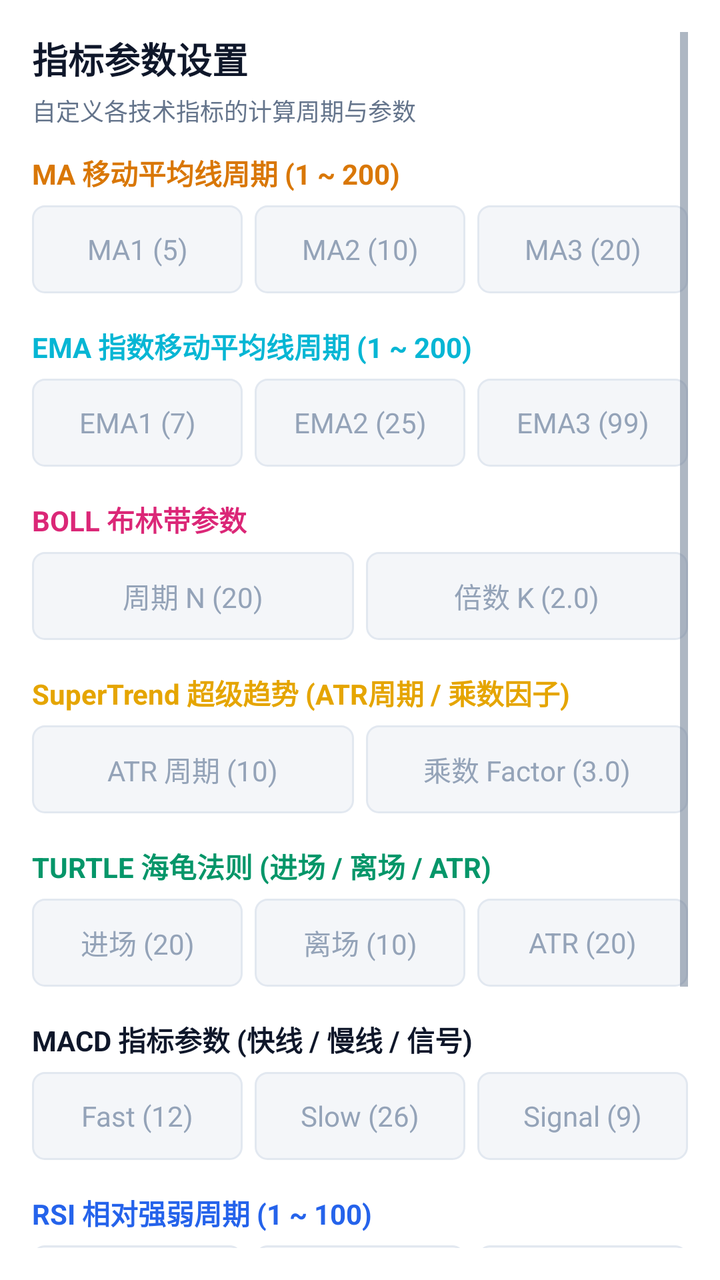
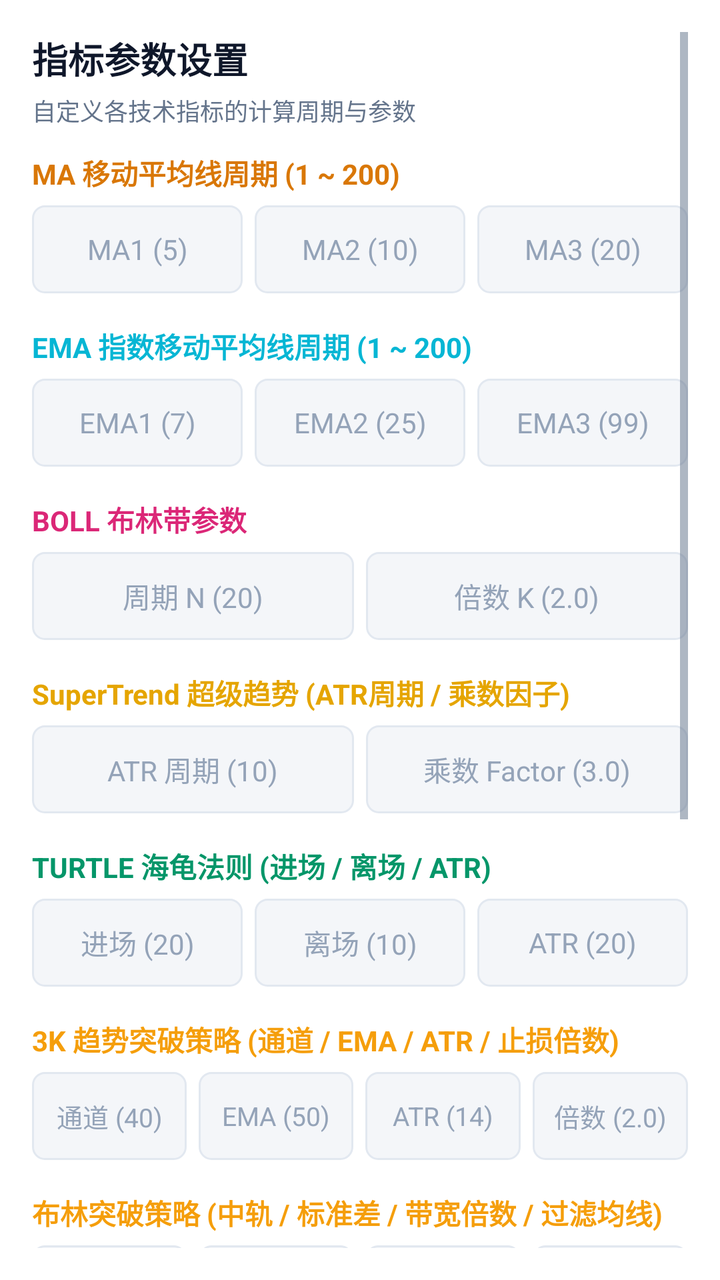

Before-and-after screenshots of an Android layout around one commit, followed by the original layout XML and the change that was made.
<!-- AndroidManifest.xml: application theme Theme.BitDash -->
<!-- res/layout/dialog_indicator_settings.xml -->
<?xml version="1.0" encoding="utf-8"?>
<ScrollView xmlns:android="http://schemas.android.com/apk/res/android"
    android:layout_width="match_parent"
    android:layout_height="wrap_content"
    android:background="@color/bg_card"
    android:padding="16dp">

    <LinearLayout
        android:layout_width="match_parent"
        android:layout_height="wrap_content"
        android:orientation="vertical">

        
        <TextView
            android:layout_width="wrap_content"
            android:layout_height="wrap_content"
            android:text="指标参数设置"
            android:textColor="@color/text_main"
            android:textSize="18sp"
            android:textStyle="bold" />

        <TextView
            android:layout_width="wrap_content"
            android:layout_height="wrap_content"
            android:layout_marginTop="4dp"
            android:layout_marginBottom="12dp"
            android:text="自定义各技术指标的计算周期与参数"
            android:textColor="@color/text_muted"
            android:textSize="12sp" />

        
        <TextView
            android:layout_width="wrap_content"
            android:layout_height="wrap_content"
            android:text="MA 移动平均线周期 (1 ~ 200)"
            android:textColor="@color/ma5"
            android:textSize="14sp"
            android:textStyle="bold" />

        <LinearLayout
            android:layout_width="match_parent"
            android:layout_height="wrap_content"
            android:layout_marginTop="6dp"
            android:orientation="horizontal">

            <EditText
                android:id="@+id/etMa1"
                android:layout_width="0dp"
                android:layout_height="44dp"
                android:layout_weight="1"
                android:layout_marginEnd="6dp"
                android:background="@drawable/bg_input_box"
                android:gravity="center"
                android:hint="MA1 (5)"
                android:inputType="number"
                android:textColor="@color/text_main"
                android:textColorHint="@color/text_dim"
                android:textSize="14sp" />

            <EditText
                android:id="@+id/etMa2"
                android:layout_width="0dp"
                android:layout_height="44dp"
                android:layout_weight="1"
                android:layout_marginEnd="6dp"
                android:background="@drawable/bg_input_box"
                android:gravity="center"
                android:hint="MA2 (10)"
                android:inputType="number"
                android:textColor="@color/text_main"
                android:textColorHint="@color/text_dim"
                android:textSize="14sp" />

            <EditText
                android:id="@+id/etMa3"
                android:layout_width="0dp"
                android:layout_height="44dp"
                android:layout_weight="1"
                android:background="@drawable/bg_input_box"
                android:gravity="center"
                android:hint="MA3 (20)"
                android:inputType="number"
                android:textColor="@color/text_main"
                android:textColorHint="@color/text_dim"
                android:textSize="14sp" />
        </LinearLayout>

        
        <TextView
            android:layout_width="wrap_content"
            android:layout_height="wrap_content"
            android:layout_marginTop="16dp"
            android:text="EMA 指数移动平均线周期 (1 ~ 200)"
            android:textColor="#06B6D4"
            android:textSize="14sp"
            android:textStyle="bold" />

        <LinearLayout
            android:layout_width="match_parent"
            android:layout_height="wrap_content"
            android:layout_marginTop="6dp"
            android:orientation="horizontal">

            <EditText
                android:id="@+id/etEma1"
                android:layout_width="0dp"
                android:layout_height="44dp"
                android:layout_weight="1"
                android:layout_marginEnd="6dp"
                android:background="@drawable/bg_input_box"
                android:gravity="center"
                android:hint="EMA1 (7)"
                android:inputType="number"
                android:textColor="@color/text_main"
                android:textColorHint="@color/text_dim"
                android:textSize="14sp" />

            <EditText
                android:id="@+id/etEma2"
                android:layout_width="0dp"
                android:layout_height="44dp"
                android:layout_weight="1"
                android:layout_marginEnd="6dp"
                android:background="@drawable/bg_input_box"
                android:gravity="center"
                android:hint="EMA2 (25)"
                android:inputType="number"
                android:textColor="@color/text_main"
                android:textColorHint="@color/text_dim"
                android:textSize="14sp" />

            <EditText
                android:id="@+id/etEma3"
                android:layout_width="0dp"
                android:layout_height="44dp"
                android:layout_weight="1"
                android:background="@drawable/bg_input_box"
                android:gravity="center"
                android:hint="EMA3 (99)"
                android:inputType="number"
                android:textColor="@color/text_main"
                android:textColorHint="@color/text_dim"
                android:textSize="14sp" />
        </LinearLayout>

        
        <TextView
            android:layout_width="wrap_content"
            android:layout_height="wrap_content"
            android:layout_marginTop="16dp"
            android:text="BOLL 布林带参数"
            android:textColor="@color/boll_up"
            android:textSize="14sp"
            android:textStyle="bold" />

        <LinearLayout
            android:layout_width="match_parent"
            android:layout_height="wrap_content"
            android:layout_marginTop="6dp"
            android:orientation="horizontal">

            <EditText
                android:id="@+id/etBollN"
                android:layout_width="0dp"
                android:layout_height="44dp"
                android:layout_weight="1"
                android:layout_marginEnd="6dp"
                android:background="@drawable/bg_input_box"
                android:gravity="center"
                android:hint="周期 N (20)"
                android:inputType="number"
                android:textColor="@color/text_main"
                android:textColorHint="@color/text_dim"
                android:textSize="14sp" />

            <EditText
                android:id="@+id/etBollK"
                android:layout_width="0dp"
                android:layout_height="44dp"
                android:layout_weight="1"
                android:background="@drawable/bg_input_box"
                android:gravity="center"
                android:hint="倍数 K (2.0)"
                android:inputType="numberDecimal"
                android:textColor="@color/text_main"
                android:textColorHint="@color/text_dim"
                android:textSize="14sp" />
        </LinearLayout>

        
        <TextView
            android:layout_width="wrap_content"
            android:layout_height="wrap_content"
            android:layout_marginTop="16dp"
            android:text="SuperTrend 超级趋势 (ATR周期 / 乘数因子)"
            android:textColor="@color/brand"
            android:textSize="14sp"
            android:textStyle="bold" />

        <LinearLayout
            android:layout_width="match_parent"
            android:layout_height="wrap_content"
            android:layout_marginTop="6dp"
            android:orientation="horizontal">

            <EditText
                android:id="@+id/etSuperTrendAtr"
                android:layout_width="0dp"
                android:layout_height="44dp"
                android:layout_weight="1"
                android:layout_marginEnd="6dp"
                android:background="@drawable/bg_input_box"
                android:gravity="center"
                android:hint="ATR 周期 (10)"
                android:inputType="number"
                android:textColor="@color/text_main"
                android:textColorHint="@color/text_dim"
                android:textSize="14sp" />

            <EditText
                android:id="@+id/etSuperTrendFactor"
                android:layout_width="0dp"
                android:layout_height="44dp"
                android:layout_weight="1"
                android:background="@drawable/bg_input_box"
                android:gravity="center"
                android:hint="乘数 Factor (3.0)"
                android:inputType="numberDecimal"
                android:textColor="@color/text_main"
                android:textColorHint="@color/text_dim"
                android:textSize="14sp" />
        </LinearLayout>

        
        <TextView
            android:layout_width="wrap_content"
            android:layout_height="wrap_content"
            android:layout_marginTop="16dp"
            android:text="TURTLE 海龟法则 (进场 / 离场 / ATR)"
            android:textColor="@color/turtle_up"
            android:textSize="14sp"
            android:textStyle="bold" />

        <LinearLayout
            android:layout_width="match_parent"
            android:layout_height="wrap_content"
            android:layout_marginTop="6dp"
            android:orientation="horizontal">

            <EditText
                android:id="@+id/etTurtleEntry"
                android:layout_width="0dp"
                android:layout_height="44dp"
                android:layout_weight="1"
                android:layout_marginEnd="6dp"
                android:background="@drawable/bg_input_box"
                android:gravity="center"
                android:hint="进场 (20)"
                android:inputType="number"
                android:textColor="@color/text_main"
                android:textColorHint="@color/text_dim"
                android:textSize="14sp" />

            <EditText
                android:id="@+id/etTurtleExit"
                android:layout_width="0dp"
                android:layout_height="44dp"
                android:layout_weight="1"
                android:layout_marginEnd="6dp"
                android:background="@drawable/bg_input_box"
                android:gravity="center"
                android:hint="离场 (10)"
                android:inputType="number"
                android:textColor="@color/text_main"
                android:textColorHint="@color/text_dim"
                android:textSize="14sp" />

            <EditText
                android:id="@+id/etTurtleAtr"
                android:layout_width="0dp"
                android:layout_height="44dp"
                android:layout_weight="1"
                android:background="@drawable/bg_input_box"
                android:gravity="center"
                android:hint="ATR (20)"
                android:inputType="number"
                android:textColor="@color/text_main"
                android:textColorHint="@color/text_dim"
                android:textSize="14sp" />
        </LinearLayout>

        
        <TextView
            android:layout_width="wrap_content"
            android:layout_height="wrap_content"
            android:layout_marginTop="16dp"
            android:text="MACD 指标参数 (快线 / 慢线 / 信号)"
            android:textColor="@color/text_main"
            android:textSize="14sp"
            android:textStyle="bold" />

        <LinearLayout
            android:layout_width="match_parent"
            android:layout_height="wrap_content"
            android:layout_marginTop="6dp"
            android:orientation="horizontal">

            <EditText
                android:id="@+id/etMacdFast"
                android:layout_width="0dp"
                android:layout_height="44dp"
                android:layout_weight="1"
                android:layout_marginEnd="6dp"
                android:background="@drawable/bg_input_box"
                android:gravity="center"
                android:hint="Fast (12)"
                android:inputType="number"
                android:textColor="@color/text_main"
                android:textColorHint="@color/text_dim"
                android:textSize="14sp" />

            <EditText
                android:id="@+id/etMacdSlow"
                android:layout_width="0dp"
                android:layout_height="44dp"
                android:layout_weight="1"
                android:layout_marginEnd="6dp"
                android:background="@drawable/bg_input_box"
                android:gravity="center"
                android:hint="Slow (26)"
                android:inputType="number"
                android:textColor="@color/text_main"
                android:textColorHint="@color/text_dim"
                android:textSize="14sp" />

            <EditText
                android:id="@+id/etMacdSig"
                android:layout_width="0dp"
                android:layout_height="44dp"
                android:layout_weight="1"
                android:background="@drawable/bg_input_box"
                android:gravity="center"
                android:hint="Signal (9)"
                android:inputType="number"
                android:textColor="@color/text_main"
                android:textColorHint="@color/text_dim"
                android:textSize="14sp" />
        </LinearLayout>

        
        <TextView
            android:layout_width="wrap_content"
            android:layout_height="wrap_content"
            android:layout_marginTop="16dp"
            android:text="RSI 相对强弱周期 (1 ~ 100)"
            android:textColor="@color/ma10"
            android:textSize="14sp"
            android:textStyle="bold" />

        <LinearLayout
            android:layout_width="match_parent"
            android:layout_height="wrap_content"
            android:layout_marginTop="6dp"
            android:orientation="horizontal">

            <EditText
                android:id="@+id/etRsi1"
                android:layout_width="0dp"
                android:layout_height="44dp"
                android:layout_weight="1"
                android:layout_marginEnd="6dp"
                android:background="@drawable/bg_input_box"
                android:gravity="center"
                android:hint="RSI1 (6)"
                android:inputType="number"
                android:textColor="@color/text_main"
                android:textColorHint="@color/text_dim"
                android:textSize="14sp" />

            <EditText
                android:id="@+id/etRsi2"
                android:layout_width="0dp"
                android:layout_height="44dp"
                android:layout_weight="1"
                android:layout_marginEnd="6dp"
                android:background="@drawable/bg_input_box"
                android:gravity="center"
                android:hint="RSI2 (12)"
                android:inputType="number"
                android:textColor="@color/text_main"
                android:textColorHint="@color/text_dim"
                android:textSize="14sp" />

            <EditText
                android:id="@+id/etRsi3"
                android:layout_width="0dp"
                android:layout_height="44dp"
                android:layout_weight="1"
                android:background="@drawable/bg_input_box"
                android:gravity="center"
                android:hint="RSI3 (24)"
                android:inputType="number"
                android:textColor="@color/text_main"
                android:textColorHint="@color/text_dim"
                android:textSize="14sp" />
        </LinearLayout>

        
        <TextView
            android:layout_width="wrap_content"
            android:layout_height="wrap_content"
            android:layout_marginTop="16dp"
            android:text="KDJ 随机指标参数 (N / M1 / M2)"
            android:textColor="@color/ma20"
            android:textSize="14sp"
            android:textStyle="bold" />

        <LinearLayout
            android:layout_width="match_parent"
            android:layout_height="wrap_content"
            android:layout_marginTop="6dp"
            android:orientation="horizontal">

            <EditText
                android:id="@+id/etKdjN"
                android:layout_width="0dp"
                android:layout_height="44dp"
                android:layout_weight="1"
                android:layout_marginEnd="6dp"
                android:background="@drawable/bg_input_box"
                android:gravity="center"
                android:hint="N (9)"
                android:inputType="number"
                android:textColor="@color/text_main"
                android:textColorHint="@color/text_dim"
                android:textSize="14sp" />

            <EditText
                android:id="@+id/etKdjM1"
                android:layout_width="0dp"
                android:layout_height="44dp"
                android:layout_weight="1"
                android:layout_marginEnd="6dp"
                android:background="@drawable/bg_input_box"
                android:gravity="center"
                android:hint="M1 (3)"
                android:inputType="number"
                android:textColor="@color/text_main"
                android:textColorHint="@color/text_dim"
                android:textSize="14sp" />

            <EditText
                android:id="@+id/etKdjM2"
                android:layout_width="0dp"
                android:layout_height="44dp"
                android:layout_weight="1"
                android:background="@drawable/bg_input_box"
                android:gravity="center"
                android:hint="M2 (3)"
                android:inputType="number"
                android:textColor="@color/text_main"
                android:textColorHint="@color/text_dim"
                android:textSize="14sp" />
        </LinearLayout>

        
        <LinearLayout
            android:layout_width="match_parent"
            android:layout_height="wrap_content"
            android:layout_marginTop="20dp"
            android:orientation="horizontal">

            <Button
                android:id="@+id/btnResetDefault"
                android:layout_width="wrap_content"
                android:layout_height="42dp"
                android:background="?attr/selectableItemBackground"
                android:text="恢复默认"
                android:textColor="@color/text_muted"
                android:textSize="13sp" />

            <Space
                android:layout_width="0dp"
                android:layout_height="1dp"
                android:layout_weight="1" />

            <Button
                android:id="@+id/btnCancel"
                android:layout_width="wrap_content"
                android:layout_height="42dp"
                android:background="?attr/selectableItemBackground"
                android:text="取消"
                android:textColor="@color/text_muted"
                android:textSize="13sp" />

            <Button
                android:id="@+id/btnSave"
                android:layout_width="wrap_content"
                android:layout_height="42dp"
                android:layout_marginStart="8dp"
                android:background="@drawable/bg_btn_primary"
                android:text="保存"
                android:textColor="@color/black"
                android:textSize="13sp"
                android:textStyle="bold" />
        </LinearLayout>

    </LinearLayout>
</ScrollView>
<!-- resources referenced by this layout -->
<resources>
  <color name="bg_card">#FFFFFF</color>
  <color name="black">#000000</color>
  <color name="boll_up">#DB2777</color>
  <color name="brand">#E5A500</color>
  <color name="ma10">#2563EB</color>
  <color name="ma20">#7C3AED</color>
  <color name="ma5">#D97706</color>
  <color name="text_dim">#94A3B8</color>
  <color name="text_main">#0F172A</color>
  <color name="text_muted">#64748B</color>
  <color name="turtle_up">#059669</color>
  <!-- drawable bg_btn_primary (drawable) -->
  <?xml version="1.0" encoding="utf-8"?>
  <shape xmlns:android="http://schemas.android.com/apk/res/android"
      android:shape="rectangle">
      <solid android:color="@color/brand" />
      <corners android:radius="6dp" />
  </shape>
  <!-- drawable bg_input_box (drawable) -->
  <?xml version="1.0" encoding="utf-8"?>
  <shape xmlns:android="http://schemas.android.com/apk/res/android"
      android:shape="rectangle">
      <solid android:color="@color/bg" />
      <corners android:radius="6dp" />
      <stroke android:width="1dp" android:color="@color/border" />
  </shape>
  <style name="Theme.BitDash" parent="Theme.MaterialComponents.DayNight.NoActionBar">
          <item name="colorPrimary">@color/brand</item>
          <item name="colorPrimaryVariant">@color/brand_dim</item>
          <item name="colorOnPrimary">@color/black</item>
          <item name="colorSecondary">@color/brand</item>
          <item name="colorOnSecondary">@color/black</item>
  
          <item name="android:windowBackground">@color/bg</item>
          <item name="android:textColor">@color/text_main</item>
          <item name="android:textColorPrimary">@color/text_main</item>
          <item name="android:textColorSecondary">@color/text_muted</item>
          <item name="android:statusBarColor">@color/bg</item>
          <item name="android:navigationBarColor">@color/bg</item>
          <item name="android:windowLightStatusBar">true</item>
  
          <item name="colorControlActivated">@color/brand</item>
      </style>
  <color name="bg">#F4F6F9</color>
  <color name="border">#E2E8F0</color>
  <color name="brand_dim">#C48D00</color>
</resources>

<!-- the commit's change to res/layout/dialog_indicator_settings.xml (unified diff, before → after) -->
@@ -287,6 +287,150 @@
                 android:textColor="@color/text_main"
                 android:textColorHint="@color/text_dim"
                 android:textSize="14sp" />
+        </LinearLayout>
+
+        
+        <TextView
+            android:layout_width="wrap_content"
+            android:layout_height="wrap_content"
+            android:layout_marginTop="16dp"
+            android:text="3K 趋势突破策略 (通道 / EMA / ATR / 止损倍数)"
+            android:textColor="#F59E0B"
+            android:textSize="14sp"
+            android:textStyle="bold" />
+
+        <LinearLayout
+            android:layout_width="match_parent"
+            android:layout_height="wrap_content"
+            android:layout_marginTop="6dp"
+            android:orientation="horizontal">
+
+            <EditText
+                android:id="@+id/etThreeKDonch"
+                android:layout_width="0dp"
+                android:layout_height="44dp"
+                android:layout_weight="1"
+                android:layout_marginEnd="6dp"
+                android:background="@drawable/bg_input_box"
+                android:gravity="center"
+                android:hint="通道 (40)"
+                android:inputType="number"
+                android:textColor="@color/text_main"
+                android:textColorHint="@color/text_dim"
+                android:textSize="13sp" />
+
+            <EditText
+                android:id="@+id/etThreeKEma"
+                android:layout_width="0dp"
+                android:layout_height="44dp"
+                android:layout_weight="1"
+                android:layout_marginEnd="6dp"
+                android:background="@drawable/bg_input_box"
+                android:gravity="center"
+                android:hint="EMA (50)"
+                android:inputType="number"
+                android:textColor="@color/text_main"
+                android:textColorHint="@color/text_dim"
+                android:textSize="13sp" />
+
+            <EditText
+                android:id="@+id/etThreeKAtr"
+                android:layout_width="0dp"
+                android:layout_height="44dp"
+                android:layout_weight="1"
+                android:layout_marginEnd="6dp"
+                android:background="@drawable/bg_input_box"
+                android:gravity="center"
+                android:hint="ATR (14)"
+                android:inputType="number"
+                android:textColor="@color/text_main"
+                android:textColorHint="@color/text_dim"
+                android:textSize="13sp" />
+
+            <EditText
+                android:id="@+id/etThreeKAtrMult"
+                android:layout_width="0dp"
+                android:layout_height="44dp"
+                android:layout_weight="1"
+                android:background="@drawable/bg_input_box"
+                android:gravity="center"
+                android:hint="倍数 (2.0)"
+                android:inputType="numberDecimal"
+                android:textColor="@color/text_main"
+                android:textColorHint="@color/text_dim"
+                android:textSize="13sp" />
+        </LinearLayout>
+
+        
+        <TextView
+            android:layout_width="wrap_content"
+            android:layout_height="wrap_content"
+            android:layout_marginTop="16dp"
+            android:text="布林突破策略 (中轨 / 标准差 / 带宽倍数 / 过滤均线)"
+            android:textColor="#F59E0B"
+            android:textSize="14sp"
+            android:textStyle="bold" />
+
+        <LinearLayout
+            android:layout_width="match_parent"
+            android:layout_height="wrap_content"
+            android:layout_marginTop="6dp"
+            android:orientation="horizontal">
+
+            <EditText
+                android:id="@+id/etBollBreakN"
+                android:layout_width="0dp"
+                android:layout_height="44dp"
+                android:layout_weight="1"
+                android:layout_marginEnd="6dp"
+                android:background="@drawable/bg_input_box"
+                android:gravity="center"
+                android:hint="中轨 (26)"
+                android:inputType="number"
+                android:textColor="@color/text_main"
+                android:textColorHint="@color/text_dim"
+                android:textSize="13sp" />
+
+            <EditText
+                android:id="@+id/etBollBreakM"
+                android:layout_width="0dp"
+                android:layout_height="44dp"
+                android:layout_weight="1"
+                android:layout_marginEnd="6dp"
+                android:background="@drawable/bg_input_box"
+                android:gravity="center"
+                android:hint="标准差 (26)"
+                android:inputType="number"
+                android:textColor="@color/text_main"
+                android:textColorHint="@color/text_dim"
+                android:textSize="13sp" />
+
+            <EditText
+                android:id="@+id/etBollBreakP"
+                android:layout_width="0dp"
+                android:layout_height="44dp"
+                android:layout_weight="1"
+                android:layout_marginEnd="6dp"
+                android:background="@drawable/bg_input_box"
+                android:gravity="center"
+                android:hint="倍数 (1.0)"
+                android:inputType="numberDecimal"
+                android:textColor="@color/text_main"
+                android:textColorHint="@color/text_dim"
+                android:textSize="13sp" />
+
+            <EditText
+                android:id="@+id/etBollBreakMaFilter"
+                android:layout_width="0dp"
+                android:layout_height="44dp"
+                android:layout_weight="1"
+                android:background="@drawable/bg_input_box"
+                android:gravity="center"
+                android:hint="过滤 (60)"
+                android:inputType="number"
+                android:textColor="@color/text_main"
+                android:textColorHint="@color/text_dim"
+                android:textSize="13sp" />
         </LinearLayout>
 
         
